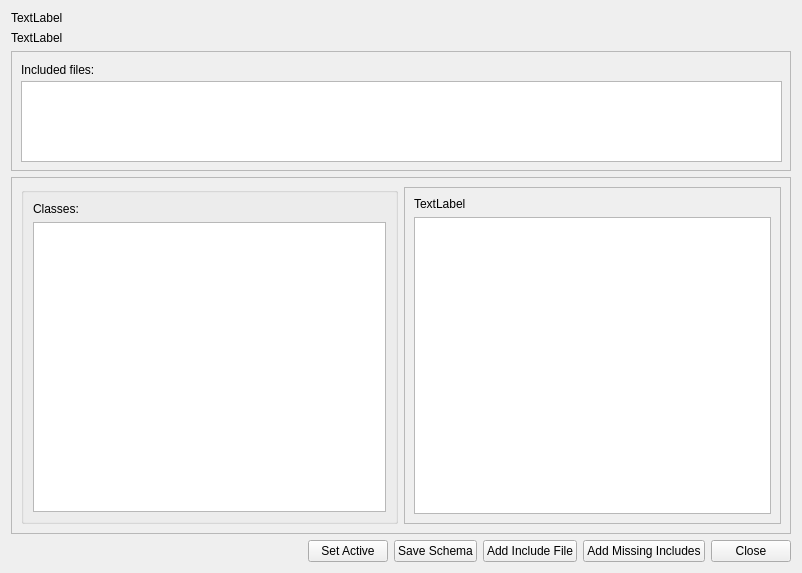
First picture: the form in ui/SchemaFileInfo.ui, repository DUNE-DAQ/dbe, before the edit.
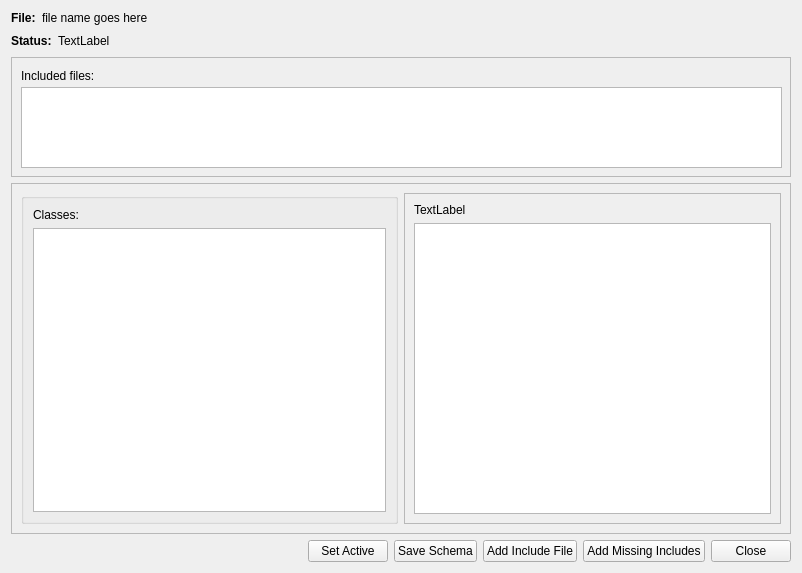
Second picture: the form after the edit.

Patch:
```diff
--- a/ui/SchemaFileInfo.ui
+++ b/ui/SchemaFileInfo.ui
@@ -15,27 +15,80 @@
   </property>
   <layout class="QVBoxLayout" name="verticalLayout">
    <item>
+    <layout class="QHBoxLayout" name="horizontalLayout_3">
+     <item>
+      <widget class="QLabel" name="label_5">
+       <property name="font">
+        <font>
+         <weight>75</weight>
+         <bold>true</bold>
+        </font>
+       </property>
+       <property name="text">
+        <string>File:</string>
+       </property>
+      </widget>
+     </item>
+     <item>
     <widget class="QLabel" name="label">
      <property name="sizePolicy">
-      <sizepolicy hsizetype="Preferred" vsizetype="Fixed">
+        <sizepolicy hsizetype="Expanding" vsizetype="Preferred">
        <horstretch>0</horstretch>
        <verstretch>0</verstretch>
       </sizepolicy>
      </property>
      <property name="text">
-      <string>TextLabel</string>
+        <string>file name goes here</string>
+       </property>
+       <property name="textFormat">
+        <enum>Qt::PlainText</enum>
+       </property>
+       <property name="wordWrap">
+        <bool>true</bool>
      </property>
      <property name="textInteractionFlags">
       <set>Qt::LinksAccessibleByMouse|Qt::TextSelectableByMouse</set>
      </property>
     </widget>
    </item>
+    </layout>
+   </item>
+   <item>
+    <layout class="QHBoxLayout" name="horizontalLayout_4">
+     <item>
+      <widget class="QLabel" name="label_4">
+       <property name="font">
+        <font>
+         <weight>75</weight>
+         <bold>true</bold>
+        </font>
+       </property>
+       <property name="text">
+        <string>Status:</string>
+       </property>
+      </widget>
+     </item>
    <item>
     <widget class="QLabel" name="status">
      <property name="text">
       <string>TextLabel</string>
      </property>
     </widget>
+     </item>
+     <item>
+      <spacer name="horizontalSpacer_2">
+       <property name="orientation">
+        <enum>Qt::Horizontal</enum>
+       </property>
+       <property name="sizeHint" stdset="0">
+        <size>
+         <width>40</width>
+         <height>20</height>
+        </size>
+       </property>
+      </spacer>
+     </item>
+    </layout>
    </item>
    <item>
     <widget class="QFrame" name="frame">
```
Lines whose indentation alone changed are shown as unchanged.
